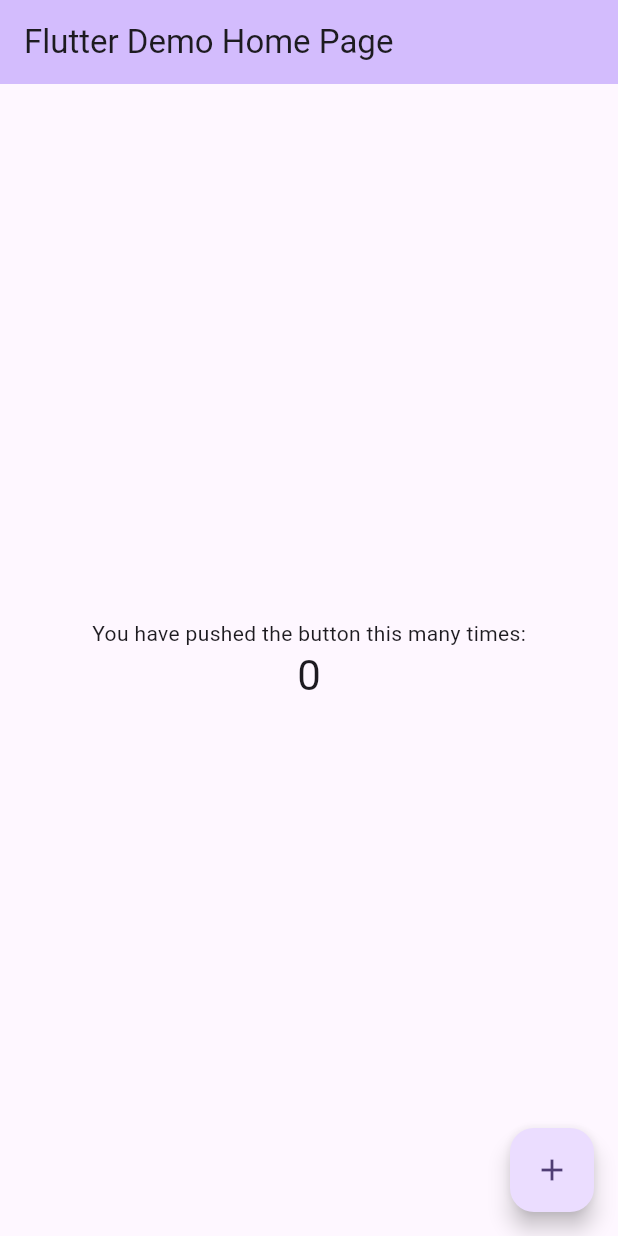
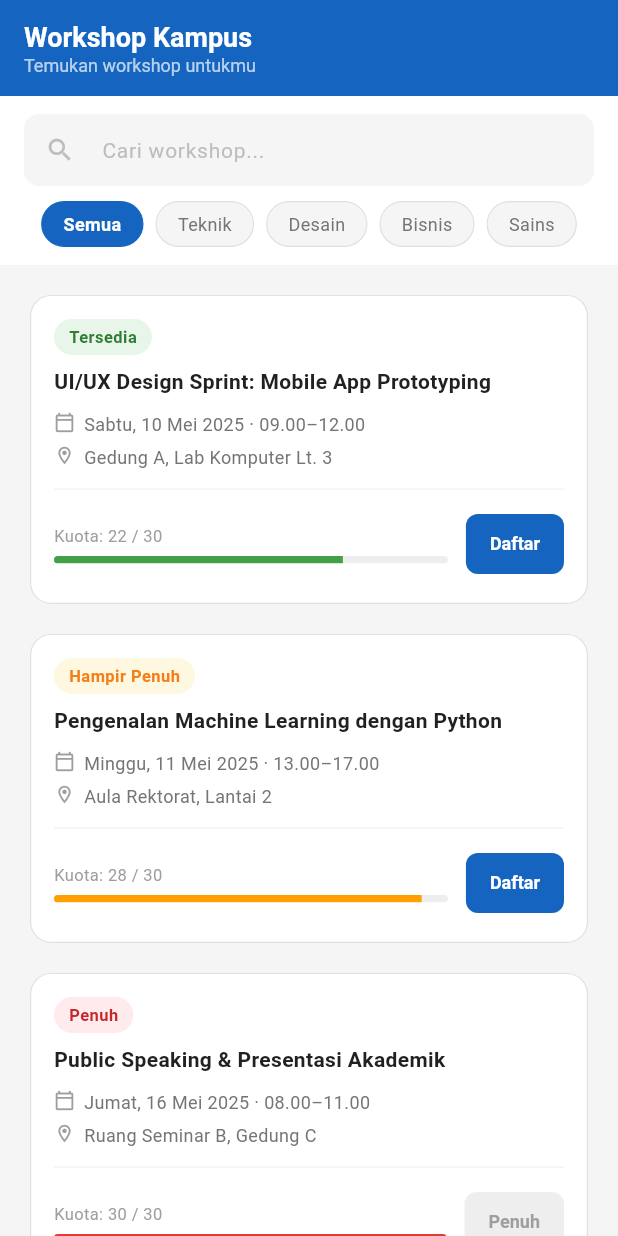
Before and after one commit to adrianahaz/231011403759_AdrianAhmadAlZidan_06TPLM006_MP, a Flutter app: the screen it shows after launch, on a phone screen of 412 x 824 dp. Run offline on Flutter 3.47's test engine with Material 3 defaults, Android fonts, the phone set to English and light mode, and no system bars.

Commit message:
add: Added new file

```diff
--- a/lib/main.dart
+++ b/lib/main.dart
@@ -1,122 +1,24 @@
 import 'package:flutter/material.dart';
+import 'screens/home_screen.dart';
 
 void main() {
-  runApp(const MyApp());
+  runApp(const WorkshopApp());
 }
 
-class MyApp extends StatelessWidget {
-  const MyApp({super.key});
+class WorkshopApp extends StatelessWidget {
+  const WorkshopApp({super.key});
 
-  // This widget is the root of your application.
   @override
   Widget build(BuildContext context) {
     return MaterialApp(
-      title: 'Flutter Demo',
+      title: 'Workshop Kampus',
+      debugShowCheckedModeBanner: false,
       theme: ThemeData(
-        // This is the theme of your application.
-        //
-        // TRY THIS: Try running your application with "flutter run". You'll see
-        // the application has a purple toolbar. Then, without quitting the app,
-        // try changing the seedColor in the colorScheme below to Colors.green
-        // and then invoke "hot reload" (save your changes or press the "hot
-        // reload" button in a Flutter-supported IDE, or press "r" if you used
-        // the command line to start the app).
-        //
-        // Notice that the counter didn't reset back to zero; the application
-        // state is not lost during the reload. To reset the state, use hot
-        // restart instead.
-        //
-        // This works for code too, not just values: Most code changes can be
-        // tested with just a hot reload.
-        colorScheme: .fromSeed(seedColor: Colors.deepPurple),
+        colorScheme: ColorScheme.fromSeed(seedColor: const Color(0xFF1565C0)),
+        useMaterial3: true,
+        fontFamily: 'Roboto',
       ),
-      home: const MyHomePage(title: 'Flutter Demo Home Page'),
+      home: const HomeScreen(),
     );
   }
 }
-
-class MyHomePage extends StatefulWidget {
-  const MyHomePage({super.key, required this.title});
-
-  // This widget is the home page of your application. It is stateful, meaning
-  // that it has a State object (defined below) that contains fields that affect
-  // how it looks.
-
-  // This class is the configuration for the state. It holds the values (in this
-  // case the title) provided by the parent (in this case the App widget) and
-  // used by the build method of the State. Fields in a Widget subclass are
-  // always marked "final".
-
-  final String title;
-
-  @override
-  State<MyHomePage> createState() => _MyHomePageState();
-}
-
-class _MyHomePageState extends State<MyHomePage> {
-  int _counter = 0;
-
-  void _incrementCounter() {
-    setState(() {
-      // This call to setState tells the Flutter framework that something has
-      // changed in this State, which causes it to rerun the build method below
-      // so that the display can reflect the updated values. If we changed
-      // _counter without calling setState(), then the build method would not be
-      // called again, and so nothing would appear to happen.
-      _counter++;
-    });
-  }
-
-  @override
-  Widget build(BuildContext context) {
-    // This method is rerun every time setState is called, for instance as done
-    // by the _incrementCounter method above.
-    //
-    // The Flutter framework has been optimized to make rerunning build methods
-    // fast, so that you can just rebuild anything that needs updating rather
-    // than having to individually change instances of widgets.
-    return Scaffold(
-      appBar: AppBar(
-        // TRY THIS: Try changing the color here to a specific color (to
-        // Colors.amber, perhaps?) and trigger a hot reload to see the AppBar
-        // change color while the other colors stay the same.
-        backgroundColor: Theme.of(context).colorScheme.inversePrimary,
-        // Here we take the value from the MyHomePage object that was created by
-        // the App.build method, and use it to set our appbar title.
-        title: Text(widget.title),
-      ),
-      body: Center(
-        // Center is a layout widget. It takes a single child and positions it
-        // in the middle of the parent.
-        child: Column(
-          // Column is also a layout widget. It takes a list of children and
-          // arranges them vertically. By default, it sizes itself to fit its
-          // children horizontally, and tries to be as tall as its parent.
-          //
-          // Column has various properties to control how it sizes itself and
-          // how it positions its children. Here we use mainAxisAlignment to
-          // center the children vertically; the main axis here is the vertical
-          // axis because Columns are vertical (the cross axis would be
-          // horizontal).
-          //
-          // TRY THIS: Invoke "debug painting" (choose the "Toggle Debug Paint"
-          // action in the IDE, or press "p" in the console), to see the
-          // wireframe for each widget.
-          mainAxisAlignment: .center,
-          children: [
-            const Text('You have pushed the button this many times:'),
-            Text(
-              '$_counter',
-              style: Theme.of(context).textTheme.headlineMedium,
-            ),
-          ],
-        ),
-      ),
-      floatingActionButton: FloatingActionButton(
-        onPressed: _incrementCounter,
-        tooltip: 'Increment',
-        child: const Icon(Icons.add),
-      ),
-    );
-  }
-}
--- /dev/null
+++ b/lib/models/workshop.dart
@@ -0,0 +1,38 @@
+enum WorkshopStatus { tersedia, hampirPenuh, penuh }
+
+class Workshop {
+  final String judul;
+  final String tanggal;
+  final String lokasi;
+  final int kuotaTerisi;
+  final int kuotaTotal;
+
+  const Workshop({
+    required this.judul,
+    required this.tanggal,
+    required this.lokasi,
+    required this.kuotaTerisi,
+    required this.kuotaTotal,
+  });
+
+  double get persentaseKuota => kuotaTerisi / kuotaTotal;
+
+  bool get isFull => kuotaTerisi >= kuotaTotal;
+
+  WorkshopStatus get status {
+    if (kuotaTerisi >= kuotaTotal) return WorkshopStatus.penuh;
+    if (persentaseKuota >= 0.8) return WorkshopStatus.hampirPenuh;
+    return WorkshopStatus.tersedia;
+  }
+
+  String get statusLabel {
+    switch (status) {
+      case WorkshopStatus.tersedia:
+        return 'Tersedia';
+      case WorkshopStatus.hampirPenuh:
+        return 'Hampir Penuh';
+      case WorkshopStatus.penuh:
+        return 'Penuh';
+    }
+  }
+}
--- /dev/null
+++ b/lib/models/workshop_data.dart
@@ -0,0 +1,39 @@
+import '../models/workshop.dart';
+
+const List<Workshop> dummyWorkshops = [
+  Workshop(
+    judul: 'UI/UX Design Sprint: Mobile App Prototyping',
+    tanggal: 'Sabtu, 10 Mei 2025 · 09.00–12.00',
+    lokasi: 'Gedung A, Lab Komputer Lt. 3',
+    kuotaTerisi: 22,
+    kuotaTotal: 30,
+  ),
+  Workshop(
+    judul: 'Pengenalan Machine Learning dengan Python',
+    tanggal: 'Minggu, 11 Mei 2025 · 13.00–17.00',
+    lokasi: 'Aula Rektorat, Lantai 2',
+    kuotaTerisi: 28,
+    kuotaTotal: 30,
+  ),
+  Workshop(
+    judul: 'Public Speaking & Presentasi Akademik',
+    tanggal: 'Jumat, 16 Mei 2025 · 08.00–11.00',
+    lokasi: 'Ruang Seminar B, Gedung C',
+    kuotaTerisi: 30,
+    kuotaTotal: 30,
+  ),
+  Workshop(
+    judul: 'Workshop Fotografi Produk & Sosial Media',
+    tanggal: 'Sabtu, 17 Mei 2025 · 10.00–14.00',
+    lokasi: 'Studio Kreatif, Gedung D Lt. 1',
+    kuotaTerisi: 5,
+    kuotaTotal: 25,
+  ),
+  Workshop(
+    judul: 'Keuangan Pribadi untuk Mahasiswa',
+    tanggal: 'Rabu, 21 Mei 2025 · 15.00–17.00',
+    lokasi: 'Ruang Kelas C204',
+    kuotaTerisi: 18,
+    kuotaTotal: 20,
+  ),
+];
--- /dev/null
+++ b/lib/screens/home_screen.dart
@@ -0,0 +1,159 @@
+import 'package:flutter/material.dart';
+import '../models/workshop_data.dart';
+import '../widgets/workshop_card.dart';
+
+class HomeScreen extends StatelessWidget {
+  const HomeScreen({super.key});
+
+  @override
+  Widget build(BuildContext context) {
+    return Scaffold(
+      backgroundColor: const Color(0xFFF5F5F5),
+      appBar: AppBar(
+        backgroundColor: const Color(0xFF1565C0),
+        elevation: 0,
+        title: const Column(
+          crossAxisAlignment: CrossAxisAlignment.start,
+          children: [
+            Text(
+              'Workshop Kampus',
+              style: TextStyle(
+                color: Colors.white,
+                fontSize: 18,
+                fontWeight: FontWeight.w600,
+              ),
+            ),
+            Text(
+              'Temukan workshop untukmu',
+              style: TextStyle(
+                color: Colors.white70,
+                fontSize: 12,
+                fontWeight: FontWeight.w400,
+              ),
+            ),
+          ],
+        ),
+        toolbarHeight: 64,
+      ),
+      body: Column(
+        children: [
+          // Search bar + filter
+          Container(
+            color: Colors.white,
+            padding: const EdgeInsets.fromLTRB(16, 12, 16, 12),
+            child: Column(
+              children: [
+                // Search field
+                TextField(
+                  decoration: InputDecoration(
+                    hintText: 'Cari workshop...',
+                    hintStyle: const TextStyle(
+                      color: Color(0xFFBDBDBD),
+                      fontSize: 14,
+                    ),
+                    prefixIcon: const Icon(
+                      Icons.search,
+                      color: Color(0xFFBDBDBD),
+                      size: 20,
+                    ),
+                    filled: true,
+                    fillColor: const Color(0xFFF5F5F5),
+                    contentPadding: const EdgeInsets.symmetric(vertical: 10),
+                    border: OutlineInputBorder(
+                      borderRadius: BorderRadius.circular(10),
+                      borderSide: BorderSide.none,
+                    ),
+                  ),
+                ),
+                const SizedBox(height: 10),
+
+                // Filter chips
+                SingleChildScrollView(
+                  scrollDirection: Axis.horizontal,
+                  child: Row(
+                    children: ['Semua', 'Teknik', 'Desain', 'Bisnis', 'Sains']
+                        .asMap()
+                        .entries
+                        .map(
+                          (entry) => Padding(
+                            padding: EdgeInsets.only(
+                              right: entry.key < 4 ? 8 : 0,
+                            ),
+                            child: _FilterChip(
+                              label: entry.value,
+                              isActive: entry.key == 0,
+                            ),
+                          ),
+                        )
+                        .toList(),
+                  ),
+                ),
+              ],
+            ),
+          ),
+
+          // Daftar workshop
+          Expanded(
+            child: ListView.builder(
+              padding: const EdgeInsets.all(16),
+              itemCount: dummyWorkshops.length,
+              itemBuilder: (context, index) {
+                final workshop = dummyWorkshops[index];
+                return Padding(
+                  padding: const EdgeInsets.only(bottom: 12),
+                  child: WorkshopCard(
+                    workshop: workshop,
+                    onDaftar: () {
+                      ScaffoldMessenger.of(context).showSnackBar(
+                        SnackBar(
+                          content: Text(
+                            'Berhasil mendaftar: ${workshop.judul}',
+                          ),
+                          backgroundColor: const Color(0xFF2E7D32),
+                          behavior: SnackBarBehavior.floating,
+                          shape: RoundedRectangleBorder(
+                            borderRadius: BorderRadius.circular(8),
+                          ),
+                        ),
+                      );
+                    },
+                  ),
+                );
+              },
+            ),
+          ),
+        ],
+      ),
+    );
+  }
+}
+
+class _FilterChip extends StatelessWidget {
+  final String label;
+  final bool isActive;
+
+  const _FilterChip({required this.label, required this.isActive});
+
+  @override
+  Widget build(BuildContext context) {
+    return Container(
+      padding: const EdgeInsets.symmetric(horizontal: 14, vertical: 6),
+      decoration: BoxDecoration(
+        color: isActive ? const Color(0xFF1565C0) : const Color(0xFFF5F5F5),
+        borderRadius: BorderRadius.circular(20),
+        border: Border.all(
+          color: isActive ? const Color(0xFF1565C0) : const Color(0xFFE0E0E0),
+          width: 0.8,
+        ),
+      ),
+      child: Text(
+        label,
+        style: TextStyle(
+          color: isActive ? Colors.white : const Color(0xFF757575),
+          fontSize: 12,
+          fontWeight: isActive ? FontWeight.w600 : FontWeight.w400,
+        ),
+      ),
+    );
+  }
+}
--- /dev/null
+++ b/lib/widgets/kuota_bar.dart
@@ -0,0 +1,44 @@
+import 'package:flutter/material.dart';
+import '../models/workshop.dart';
+
+class KuotaBar extends StatelessWidget {
+  final Workshop workshop;
+
+  const KuotaBar({super.key, required this.workshop});
+
+  @override
+  Widget build(BuildContext context) {
+    final color = _barColor(workshop.status);
+
+    return Column(
+      crossAxisAlignment: CrossAxisAlignment.start,
+      children: [
+        Text(
+          'Kuota: ${workshop.kuotaTerisi} / ${workshop.kuotaTotal}',
+          style: const TextStyle(fontSize: 11, color: Color(0xFF9E9E9E)),
+        ),
+        const SizedBox(height: 5),
+        ClipRRect(
+          borderRadius: BorderRadius.circular(4),
+          child: LinearProgressIndicator(
+            value: workshop.persentaseKuota,
+            minHeight: 5,
+            backgroundColor: const Color(0xFFEEEEEE),
+            valueColor: AlwaysStoppedAnimation<Color>(color),
+          ),
+        ),
+      ],
+    );
+  }
+
+  Color _barColor(WorkshopStatus status) {
+    switch (status) {
+      case WorkshopStatus.tersedia:
+        return const Color(0xFF43A047);
+      case WorkshopStatus.hampirPenuh:
+        return const Color(0xFFFFA000);
+      case WorkshopStatus.penuh:
+        return const Color(0xFFE53935);
+    }
+  }
+}
--- /dev/null
+++ b/lib/widgets/status_badge.dart
@@ -0,0 +1,65 @@
+import 'package:flutter/material.dart';
+import '../models/workshop.dart';
+
+class StatusBadge extends StatelessWidget {
+  final WorkshopStatus status;
+
+  const StatusBadge({super.key, required this.status});
+
+  @override
+  Widget build(BuildContext context) {
+    final config = _badgeConfig(status);
+
+    return Container(
+      padding: const EdgeInsets.symmetric(horizontal: 10, vertical: 4),
+      decoration: BoxDecoration(
+        color: config.backgroundColor,
+        borderRadius: BorderRadius.circular(20),
+      ),
+      child: Text(
+        config.label,
+        style: TextStyle(
+          color: config.textColor,
+          fontSize: 11,
+          fontWeight: FontWeight.w600,
+          letterSpacing: 0.3,
+        ),
+      ),
+    );
+  }
+
+  _BadgeConfig _badgeConfig(WorkshopStatus status) {
+    switch (status) {
+      case WorkshopStatus.tersedia:
+        return _BadgeConfig(
+          label: 'Tersedia',
+          backgroundColor: const Color(0xFFE8F5E9),
+          textColor: const Color(0xFF2E7D32),
+        );
+      case WorkshopStatus.hampirPenuh:
+        return _BadgeConfig(
+          label: 'Hampir Penuh',
+          backgroundColor: const Color(0xFFFFF8E1),
+          textColor: const Color(0xFFF57F17),
+        );
+      case WorkshopStatus.penuh:
+        return _BadgeConfig(
+          label: 'Penuh',
+          backgroundColor: const Color(0xFFFFEBEE),
+          textColor: const Color(0xFFC62828),
+        );
+    }
+  }
+}
+
+class _BadgeConfig {
+  final String label;
+  final Color backgroundColor;
+  final Color textColor;
+
+  _BadgeConfig({
+    required this.label,
+    required this.backgroundColor,
+    required this.textColor,
+  });
+}
--- /dev/null
+++ b/lib/widgets/workshop_card.dart
@@ -0,0 +1,118 @@
+import 'package:flutter/material.dart';
+import '../models/workshop.dart';
+import 'status_badge.dart';
+import 'kuota_bar.dart';
+
+class WorkshopCard extends StatelessWidget {
+  final Workshop workshop;
+  final VoidCallback? onDaftar;
+
+  const WorkshopCard({super.key, required this.workshop, this.onDaftar});
+
+  @override
+  Widget build(BuildContext context) {
+    return Card(
+      elevation: 0,
+      shape: RoundedRectangleBorder(
+        borderRadius: BorderRadius.circular(14),
+        side: const BorderSide(color: Color(0xFFE0E0E0), width: 0.8),
+      ),
+      color: Colors.white,
+      child: Padding(
+        padding: const EdgeInsets.all(16),
+        child: Column(
+          crossAxisAlignment: CrossAxisAlignment.start,
+          children: [
+            // Badge status
+            StatusBadge(status: workshop.status),
+            const SizedBox(height: 8),
+
+            // Judul
+            Text(
+              workshop.judul,
+              style: const TextStyle(
+                fontSize: 14,
+                fontWeight: FontWeight.w600,
+                color: Color(0xFF212121),
+                height: 1.4,
+              ),
+            ),
+            const SizedBox(height: 10),
+
+            // Tanggal
+            _MetaRow(
+              icon: Icons.calendar_today_outlined,
+              label: workshop.tanggal,
+            ),
+            const SizedBox(height: 5),
+
+            // Lokasi
+            _MetaRow(icon: Icons.location_on_outlined, label: workshop.lokasi),
+            const SizedBox(height: 12),
+
+            const Divider(height: 1, thickness: 0.8, color: Color(0xFFF0F0F0)),
+            const SizedBox(height: 12),
+
+            // Kuota + tombol
+            Row(
+              children: [
+                Expanded(child: KuotaBar(workshop: workshop)),
+                const SizedBox(width: 12),
+                ElevatedButton(
+                  onPressed: workshop.isFull ? null : onDaftar,
+                  style: ElevatedButton.styleFrom(
+                    backgroundColor: const Color(0xFF1565C0),
+                    disabledBackgroundColor: const Color(0xFFEEEEEE),
+                    foregroundColor: Colors.white,
+                    disabledForegroundColor: const Color(0xFF9E9E9E),
+                    elevation: 0,
+                    padding: const EdgeInsets.symmetric(
+                      horizontal: 16,
+                      vertical: 10,
+                    ),
+                    shape: RoundedRectangleBorder(
+                      borderRadius: BorderRadius.circular(8),
+                    ),
+                    textStyle: const TextStyle(
+                      fontSize: 12,
+                      fontWeight: FontWeight.w600,
+                    ),
+                  ),
+                  child: Text(workshop.isFull ? 'Penuh' : 'Daftar'),
+                ),
+              ],
+            ),
+          ],
+        ),
+      ),
+    );
+  }
+}
+
+class _MetaRow extends StatelessWidget {
+  final IconData icon;
+  final String label;
+
+  const _MetaRow({required this.icon, required this.label});
+
+  @override
+  Widget build(BuildContext context) {
+    return Row(
+      crossAxisAlignment: CrossAxisAlignment.start,
+      children: [
+        Icon(icon, size: 14, color: const Color(0xFF9E9E9E)),
+        const SizedBox(width: 6),
+        Expanded(
+          child: Text(
+            label,
+            style: const TextStyle(
+              fontSize: 12,
+              color: Color(0xFF757575),
+              height: 1.4,
+            ),
+          ),
+        ),
+      ],
+    );
+  }
+}
```
